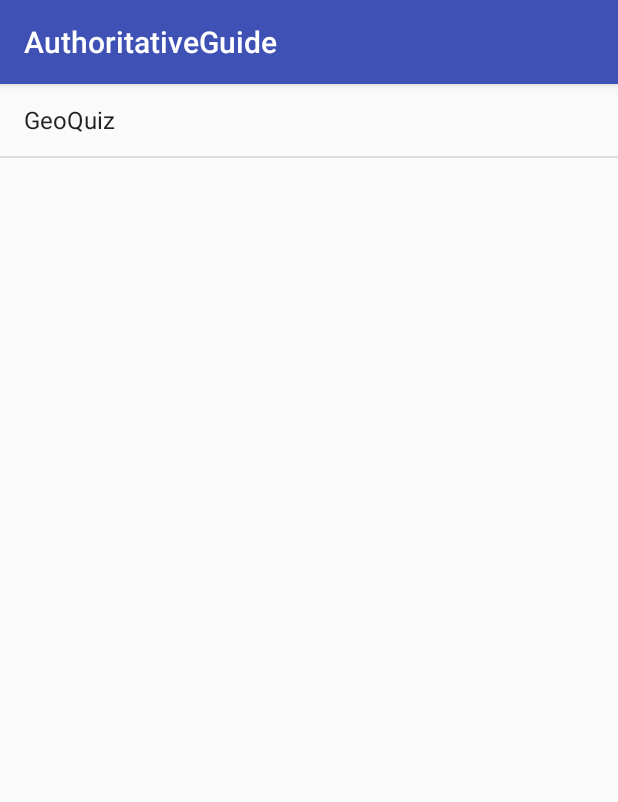
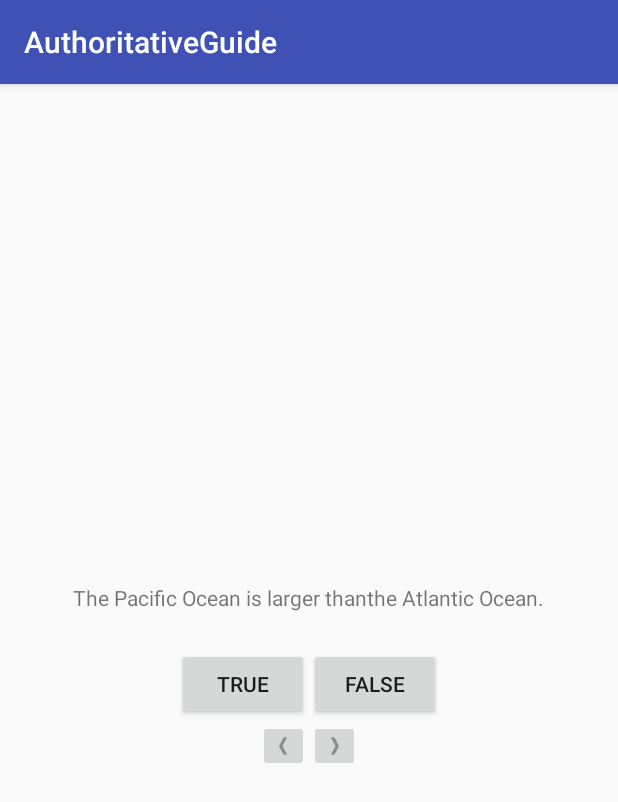
Before and after one commit to TanHaoran/AuthoritativeGuide, an Android app: the screen it shows after launch (AuthoritativeGuideActivity before the commit, QuizActivity after it), after a tap on "GeoQuiz", on a phone screen of 412 x 824 dp. Shown: the top 802 px of the screen. Run offline under Robolectric (Android 15) with nearby library versions, the phone set to English and light mode, and no system bars.

Commit message:
chapter1 ~ chapter4

```diff
--- a/src/main/AndroidManifest.xml
+++ b/src/main/AndroidManifest.xml
@@ -8,13 +8,15 @@
         android:label="@string/app_name"
         android:supportsRtl="true"
         android:theme="@style/AppTheme">
-        <activity android:name=".AuthoritativeGuideActivity">
+        <activity android:name=".activity.AuthoritativeGuideActivity">
             <intent-filter>
                 <action android:name="android.intent.action.MAIN"/>
 
                 <category android:name="android.intent.category.LAUNCHER"/>
             </intent-filter>
         </activity>
+        <activity android:name=".activity.QuizActivity">
+        </activity>
     </application>
 
 </manifest>
--- a/src/main/java/com/jerry/authoritativeguide/AuthoritativeGuideActivity.java
+++ b/src/main/java/com/jerry/authoritativeguide/activity/AuthoritativeGuideActivity.java
@@ -1,13 +1,15 @@
-package com.jerry.authoritativeguide;
+package com.jerry.authoritativeguide.activity;
 
+import android.content.Intent;
 import android.os.Bundle;
-import android.support.v7.app.AppCompatActivity;
 import android.view.View;
 import android.widget.AdapterView;
 import android.widget.ArrayAdapter;
 import android.widget.ListView;
 
-public class AuthoritativeGuideActivity extends AppCompatActivity {
+import com.jerry.authoritativeguide.R;
+
+public class AuthoritativeGuideActivity extends BaseActivity {
 
     private ListView mListView;
 
@@ -25,7 +27,15 @@ public class AuthoritativeGuideActivity extends AppCompatActivity {
         mListView.setOnItemClickListener(new AdapterView.OnItemClickListener() {
             @Override
             public void onItemClick(AdapterView<?> parent, View view, int position, long id) {
-
+                Intent intent = new Intent();
+                switch (position) {
+                    case 0:
+                        intent.setClass(AuthoritativeGuideActivity.this, QuizActivity.class);
+                        break;
+                    default:
+                        break;
+                }
+                startActivity(intent);
             }
         });
     }
--- /dev/null
+++ b/src/main/java/com/jerry/authoritativeguide/activity/BaseActivity.java
@@ -0,0 +1,10 @@
+package com.jerry.authoritativeguide.activity;
+
+import android.support.v7.app.AppCompatActivity;
+
+/**
+ * Created by Jerry on 2016/12/29.
+ */
+
+public class BaseActivity extends AppCompatActivity {
+}
--- /dev/null
+++ b/src/main/java/com/jerry/authoritativeguide/activity/QuizActivity.java
@@ -0,0 +1,122 @@
+package com.jerry.authoritativeguide.activity;
+
+import android.os.Bundle;
+import android.support.v7.app.AppCompatActivity;
+import android.util.Log;
+import android.view.View;
+import android.widget.Button;
+import android.widget.ImageButton;
+import android.widget.TextView;
+import android.widget.Toast;
+
+import com.jerry.authoritativeguide.R;
+import com.jerry.authoritativeguide.modle.Question;
+
+public class QuizActivity extends AppCompatActivity {
+
+    private static final String TAG = "QuizActivity";
+
+    private static final String KEY_INDEX = "key_index";
+
+    private Button mTrueButton;
+    private Button mFalseButton;
+    private ImageButton mPrevButton;
+    private ImageButton mNextButton;
+    private TextView mQuestionTextView;
+
+    private Question[] mQuestions = new Question[]{
+            new Question(R.string.question_oceans, true),
+            new Question(R.string.question_mideast, false),
+            new Question(R.string.question_africa, false),
+            new Question(R.string.question_americas, true),
+            new Question(R.string.question_asia, true),
+    };
+    /**
+     * 当前题目序号
+     */
+    private int mCurrentIndex = 0;
+
+    @Override
+    protected void onCreate(Bundle savedInstanceState) {
+        super.onCreate(savedInstanceState);
+        Log.i(TAG, "onCreate: ");
+
+        if (savedInstanceState != null) {
+            mCurrentIndex = savedInstanceState.getInt(KEY_INDEX, 0);
+        }
+        setContentView(R.layout.activity_quiz);
+
+        mQuestionTextView = (TextView) findViewById(R.id.tv_question);
+        mTrueButton = (Button) findViewById(R.id.btn_true);
+        mFalseButton = (Button) findViewById(R.id.btn_false);
+        mPrevButton = (ImageButton) findViewById(R.id.btn_prev);
+        mNextButton = (ImageButton) findViewById(R.id.btn_next);
+
+        updateQuestion();
+
+        mQuestionTextView.setOnClickListener(new View.OnClickListener() {
+            @Override
+            public void onClick(View v) {
+                // 切换到下一个问题
+                mCurrentIndex = (mCurrentIndex + 1) % mQuestions.length;
+                updateQuestion();
+            }
+        });
+        mTrueButton.setOnClickListener(new View.OnClickListener() {
+            @Override
+            public void onClick(View v) {
+                checkAnswer(true);
+            }
+        });
+        mFalseButton.setOnClickListener(new View.OnClickListener() {
+            @Override
+            public void onClick(View v) {
+                checkAnswer(false);
+            }
+        });
+        mPrevButton.setOnClickListener(new View.OnClickListener() {
+            @Override
+            public void onClick(View v) {
+                int index = mCurrentIndex - 1;
+                // 切换到上一个问题
+                mCurrentIndex = index < 0 ? mQuestions.length - 1 : index;
+                updateQuestion();
+            }
+        });
+        mNextButton.setOnClickListener(new View.OnClickListener() {
+            @Override
+            public void onClick(View v) {
+                // 切换到下一个问题
+                mCurrentIndex = (mCurrentIndex + 1) % mQuestions.length;
+                updateQuestion();
+            }
+        });
+    }
+
+    @Override
+    protected void onSaveInstanceState(Bundle outState) {
+        super.onSaveInstanceState(outState);
+        Log.i(TAG, "onSaveInstanceState: ");
+        outState.putInt(KEY_INDEX, mCurrentIndex);
+    }
+
+    /**
+     * 更新问题
+     */
+    private void updateQuestion() {
+        int question = mQuestions[mCurrentIndex].getTextResId();
+        mQuestionTextView.setText(question);
+    }
+
+    /**
+     * 检测回答是否正确
+     */
+    private void checkAnswer(boolean pressTrue) {
+        boolean isTrue = mQuestions[mCurrentIndex].isAnswerTrue();
+        int msg = R.string.correct_toast;
+        if (isTrue != pressTrue) {
+            msg = R.string.incorrect_toast;
+        }
+        Toast.makeText(this, msg, Toast.LENGTH_SHORT).show();
+    }
+}
--- /dev/null
+++ b/src/main/java/com/jerry/authoritativeguide/modle/Question.java
@@ -0,0 +1,32 @@
+package com.jerry.authoritativeguide.modle;
+
+/**
+ * Created by Jerry on 2016/12/29.
+ */
+
+public class Question {
+
+    private int mTextResId;
+    private boolean mAnswerTrue;
+
+    public Question(int textResId, boolean answerTrue) {
+        mTextResId = textResId;
+        mAnswerTrue = answerTrue;
+    }
+
+    public int getTextResId() {
+        return mTextResId;
+    }
+
+    public void setTextResId(int textResId) {
+        mTextResId = textResId;
+    }
+
+    public boolean isAnswerTrue() {
+        return mAnswerTrue;
+    }
+
+    public void setAnswerTrue(boolean answerTrue) {
+        mAnswerTrue = answerTrue;
+    }
+}
--- /dev/null
+++ b/src/main/res/layout-land/activity_quiz.xml
@@ -0,0 +1,50 @@
+<?xml version="1.0" encoding="utf-8"?>
+<FrameLayout xmlns:android="http://schemas.android.com/apk/res/android"
+             android:layout_width="match_parent"
+             android:layout_height="match_parent">
+
+    <TextView
+        android:id="@+id/tv_question"
+        android:layout_width="wrap_content"
+        android:layout_height="wrap_content"
+        android:layout_gravity="center_horizontal"
+        android:padding="24dp"/>
+
+    <LinearLayout
+        android:layout_width="wrap_content"
+        android:layout_height="wrap_content"
+        android:layout_gravity="center_vertical|center_horizontal"
+        android:orientation="horizontal">
+
+        <Button
+            android:id="@+id/btn_true"
+            android:layout_width="wrap_content"
+            android:layout_height="wrap_content"
+            android:text="@string/true_button"/>
+
+        <Button
+            android:id="@+id/btn_false"
+            android:layout_width="wrap_content"
+            android:layout_height="wrap_content"
+            android:text="@string/false_button"/>
+    </LinearLayout>
+
+    <LinearLayout
+        android:layout_width="wrap_content"
+        android:layout_height="wrap_content"
+        android:layout_gravity="bottom|right"
+        android:orientation="horizontal">
+
+        <ImageButton
+            android:id="@+id/btn_prev"
+            android:layout_width="wrap_content"
+            android:layout_height="wrap_content"
+            android:src="@drawable/arrow_left"/>
+
+        <ImageButton
+            android:id="@+id/btn_next"
+            android:layout_width="wrap_content"
+            android:layout_height="wrap_content"
+            android:src="@drawable/arrow_right"/>
+    </LinearLayout>
+</FrameLayout>
--- a/src/main/res/layout/activity_authoritative_guide.xml
+++ b/src/main/res/layout/activity_authoritative_guide.xml
@@ -5,7 +5,7 @@
     android:id="@+id/activity_authoritative_guide"
     android:layout_width="match_parent"
     android:layout_height="match_parent"
-    tools:context="com.jerry.authoritativeguide.AuthoritativeGuideActivity">
+    tools:context="com.jerry.authoritativeguide.activity.AuthoritativeGuideActivity">
 
    <ListView
        android:id="@+id/lv_chapter"
--- /dev/null
+++ b/src/main/res/layout/activity_quiz.xml
@@ -0,0 +1,47 @@
+<?xml version="1.0" encoding="utf-8"?>
+<LinearLayout xmlns:android="http://schemas.android.com/apk/res/android"
+              android:layout_width="match_parent"
+              android:layout_height="match_parent"
+              android:gravity="center"
+              android:orientation="vertical">
+
+    <TextView
+        android:id="@+id/tv_question"
+        android:layout_width="wrap_content"
+        android:layout_height="wrap_content"
+        android:padding="24dp"/>
+
+    <LinearLayout
+        android:layout_width="wrap_content"
+        android:layout_height="wrap_content"
+        android:orientation="horizontal">
+
+        <Button
+            android:id="@+id/btn_true"
+            android:layout_width="wrap_content"
+            android:layout_height="wrap_content"
+            android:text="@string/true_button"/>
+
+        <Button
+            android:id="@+id/btn_false"
+            android:layout_width="wrap_content"
+            android:layout_height="wrap_content"
+            android:text="@string/false_button"/>
+    </LinearLayout>
+
+   <LinearLayout
+       android:layout_width="wrap_content"
+       android:orientation="horizontal"
+       android:layout_height="wrap_content">
+       <ImageButton
+           android:src="@drawable/arrow_left"
+           android:id="@+id/btn_prev"
+           android:layout_width="wrap_content"
+           android:layout_height="wrap_content"/>
+       <ImageButton
+           android:src="@drawable/arrow_right"
+           android:id="@+id/btn_next"
+           android:layout_width="wrap_content"
+           android:layout_height="wrap_content"/>
+   </LinearLayout>
+</LinearLayout>
--- a/src/main/res/values/strings.xml
+++ b/src/main/res/values/strings.xml
@@ -1,3 +1,15 @@
 <resources>
     <string name="app_name">AuthoritativeGuide</string>
+
+    <string name="true_button">TRUE</string>
+    <string name="false_button">FALSE</string>
+    <string name="correct_toast">Correct!</string>
+    <string name="next_button">NEXT</string>
+    <string name="prev_button">PREV</string>
+    <string name="incorrect_toast">Incorrect!</string>
+    <string name="question_oceans">The Pacific Ocean is larger thanthe Atlantic Ocean.</string>
+    <string name="question_mideast">The Suez Canal connects the Red Seaand the Indian Ocean.</string>
+    <string name="question_africa">The source of the Nile River is in Egypt.</string>
+    <string name="question_americas">The Amazon River is the longest riverin the Americas.</string>
+    <string name="question_asia">Lake Baikal is the world\'s oldest and deepestfreshwater lake.</string>
 </resources>
```
Also changed, not shown: src/main/res/drawable-hdpi/arrow_left.png (added), src/main/res/drawable-hdpi/arrow_right.png (added), src/main/res/drawable-mdpi/arrow_left.png (added), src/main/res/drawable-mdpi/arrow_right.png (added), src/main/res/drawable-xhdpi/arrow_left.png (added), src/main/res/drawable-xhdpi/arrow_right.png (added), src/main/res/drawable-xxhdpi/arrow_left.png (added), src/main/res/drawable-xxhdpi/arrow_right.png (added), 1 other file.
